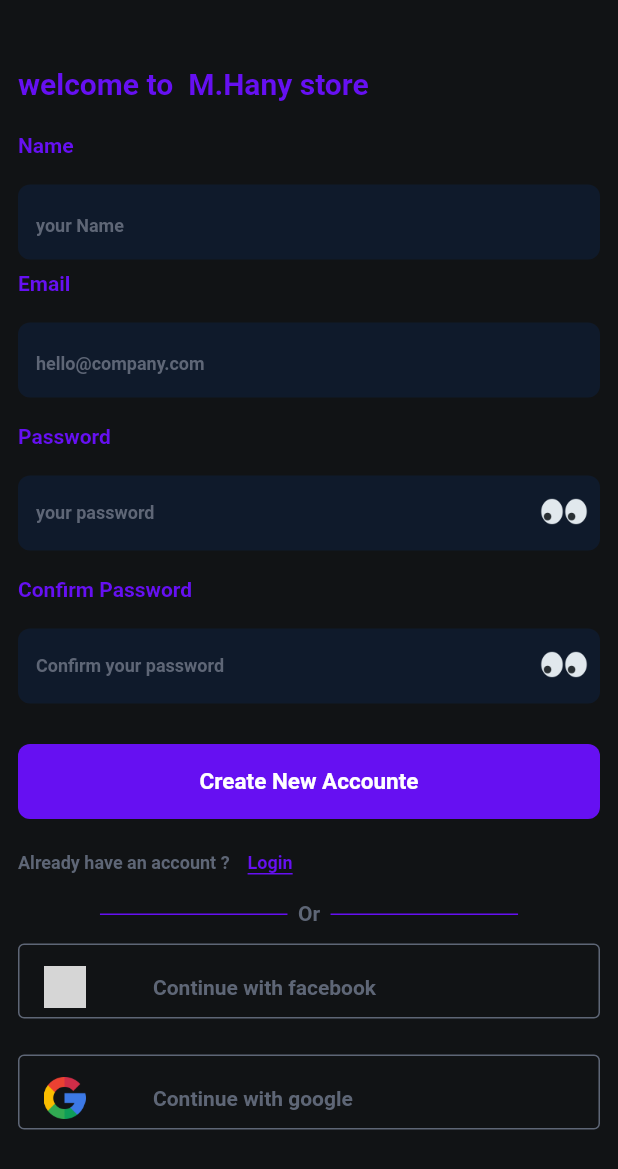
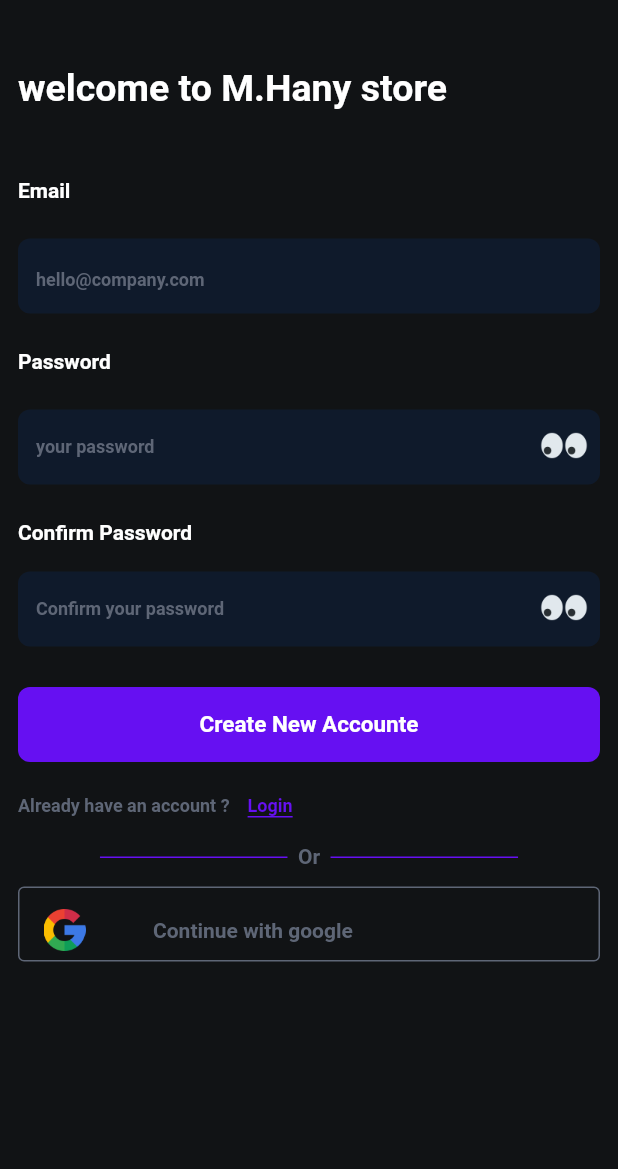
Before and after one commit to Mohamed-Ash/mo_hany_sotre, a Flutter app: the screen it shows after launch, after a tap on "sign in", after a tap on "Create an account", on a phone screen of 412 x 824 dp. Shown: the top 1169 px of the screen. Run offline on Flutter 3.47's test engine with Material 2 defaults, Android fonts, the phone set to English and light mode, and no system bars; our stand-ins replace bloc, cloud_firestore, dropdown_button2, equatable, firebase_auth, firebase_core and 4 more; missing offline and left inert: flex_color_picker, image_preview; accounts and stored records are empty; network calls fail; Roboto replaces fonts that are missing (Montserrat); grey boxes are pictures that could not be loaded.

Commit message:
Update register_widget.dart

```diff
--- a/lib/core/auth/register/register_widget/register_widget.dart
+++ b/lib/core/auth/register/register_widget/register_widget.dart
@@ -18,6 +18,9 @@ class RegisterWidget extends StatefulWidget {
 }
 
 class _RegisterWidgetState extends State<RegisterWidget> {
+  bool showPassword = true;
+  bool showConfirmPassword = true;
+
   final nameController = TextEditingController();
   final emailController = TextEditingController();
   final passwordController = TextEditingController();
@@ -26,8 +29,6 @@ class _RegisterWidgetState extends State<RegisterWidget> {
   final user = FirebaseAuth.instance.currentUser;
   final userCredential =  UserCredential;
   final formKye = GlobalKey<FormState>();
-  bool showPassword = true;
-  bool showConfirmPassword = true;
 
   @override
   Widget build(BuildContext context) {
@@ -39,41 +40,26 @@ class _RegisterWidgetState extends State<RegisterWidget> {
           child: Column(
             crossAxisAlignment: CrossAxisAlignment.start,
             children: [
-              Row(
-                children: [
-                  Text(
-                    'welcome to',
-                    style: getBoldStyle(
-                      color: ColorTheme.primary,
-                      dDecoration: TextDecoration.none,
-                      fontSize: 20,
-                    ),
-                  ),
-                  const SizedBox(
-                      width: 10,
-                    ),
-                    Text(
-                      'M.Hany store',
-                      style: getBoldStyle(
-                        color: ColorTheme.primary,
-                        fontSize: 20,
-                        dDecoration: TextDecoration.none
-                    ),
-                  ),
-                ],
+              Text(
+                'welcome to M.Hany store',
+                style: getBoldStyle(
+                  color: ColorTheme.wight,
+                  dDecoration: TextDecoration.none,
+                  fontSize: 25,
+                ),
               ),
               const SizedBox(
                 height: 22,
               ),
-              Text(
+             /*  Text(
                 'Name',
                 style: getSemiBoldStyle(
-                  color: ColorTheme.primary,
+                  color: ColorTheme.wight,
                   fontSize: 14
                 ),
               ),
               const SizedBox(
-                height: 18,
+                height: 24,
               ),
               Stack(
                 children: [
@@ -97,19 +83,19 @@ class _RegisterWidgetState extends State<RegisterWidget> {
                     },
                   ),
                 ],
-              ),
+              ), */
               const SizedBox(
-                height: 8,
+                height: 24,
               ),
               Text(
                'Email',
                 style: getSemiBoldStyle(
-                  color: ColorTheme.primary,
+                  color: ColorTheme.wight,
                   fontSize: 14
                 ),
               ),
               const SizedBox(
-                height: 18,
+                height: 24,
               ),
               Stack(
                 children: [
@@ -139,17 +125,17 @@ class _RegisterWidgetState extends State<RegisterWidget> {
                 ],
               ),
                const SizedBox(
-                height: 18,
+                height: 24,
               ),
               Text(
                 'Password',
                 style: getSemiBoldStyle(
-                  color: ColorTheme.primary,
+                  color: ColorTheme.wight,
                   fontSize: 14
                 ),
               ),
               const SizedBox(
-                height: 18,
+                height: 24,
               ),
               Stack(
                 children: [
@@ -184,18 +170,18 @@ class _RegisterWidgetState extends State<RegisterWidget> {
                       },
                       icon: showPassword == true
                         ? FormFeilds.containerImage(assetImage: 'assets/icons/eye.png')
-                        : FormFeilds.containerImage(assetImage: 'assets/icons/eye_closed.png')
+                        : FormFeilds.containerImage(assetImage: 'assets/icons/closed_eye.png')
                     ),
                   ),
                 ],
               ),
                 const SizedBox(
-                height: 18,
+                height: 24,
               ),
               Text(
                'Confirm Password',
                 style: getSemiBoldStyle(
-                  color: ColorTheme.primary,
+                  color: ColorTheme.wight,
                   fontSize: 14
                 ),
               ),
@@ -239,7 +225,7 @@ class _RegisterWidgetState extends State<RegisterWidget> {
                       },
                       icon: showConfirmPassword == true
                         ? FormFeilds.containerImage(assetImage: 'assets/icons/eye.png')
-                        : FormFeilds.containerImage(assetImage: 'assets/icons/eye_closed.png')
+                        : FormFeilds.containerImage(assetImage: 'assets/icons/closed_eye.png')
                     ),
                   ),
                 ],
@@ -254,10 +240,6 @@ class _RegisterWidgetState extends State<RegisterWidget> {
                     if(formKye.currentState!.validate()){
                       buildResister(context);
                     }
-                    // print(User.emailVerified);
-                    //  print(serCredential.user!.emailVerified);
-                    //   if(  serCredential.user!.emailVerified == false){}
-                    // Navigator.pushNamed(context, appPageLayout);
                   },
                   child: FormFeilds.buttonFormField(
                     title: 'Create New Accounte',
@@ -341,15 +323,14 @@ class _RegisterWidgetState extends State<RegisterWidget> {
                 ],
               ),
               // const SizedBox(height: 18,),
-              FormFeilds.continueWith(
+            /*   FormFeilds.continueWith(
                 title: 'Continue with facebook',
                 assetImage: 'assets/images/facebook.png',
-              ),
+              ), */
               // const SizedBox(height: 22,),
               InkWell(
                 onTap: ()async {
                   UserCredential cred = await signInWithGoogle(context);
-
                   print(cred.toString());
                 },
                 child: FormFeilds.continueWith(
@@ -442,7 +423,12 @@ class _RegisterWidgetState extends State<RegisterWidget> {
         accessToken: googleAuth?.accessToken,
         idToken: googleAuth?.idToken,
       );
-      Navigator.pushNamed(context, appPageLayout);
+
+      if (credential.idToken == null) {
+        Navigator.pushNamedAndRemoveUntil(context, loginPage, (route) => false);
+      } else {
+        Navigator.pushNamedAndRemoveUntil(context, appPageLayout, (route) => false);
+      }
       // Once signed in, return the UserCredential
       return await FirebaseAuth.instance.signInWithCredential(credential);
   }
```
